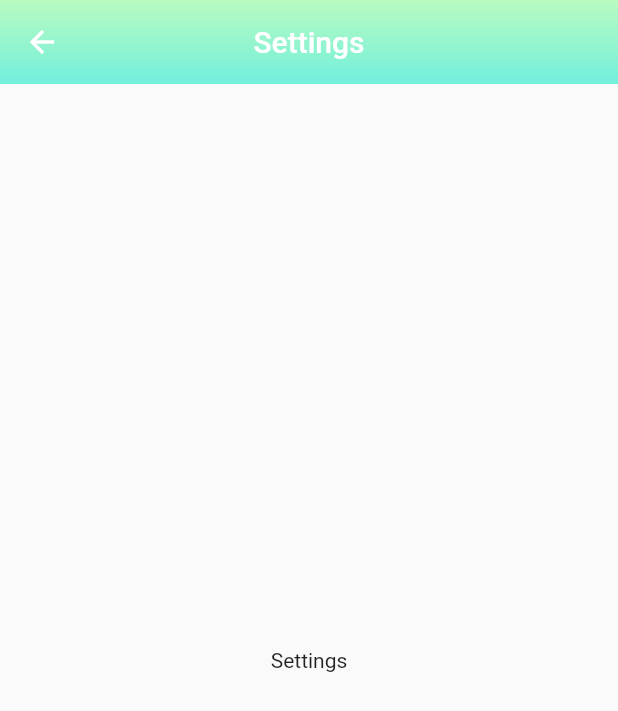
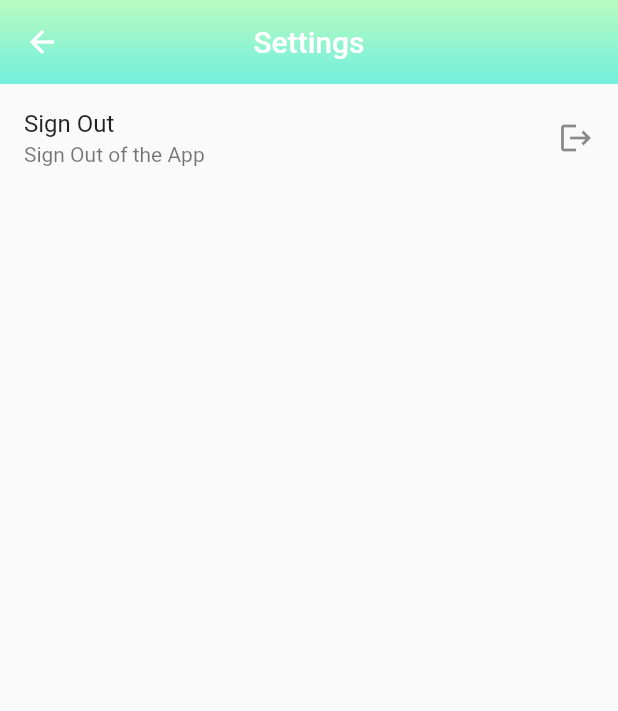
Before and after one commit to Inst1nct007/Calculator, a Flutter app: the Settings screen opened directly, on a phone screen of 412 x 824 dp. Shown: the top 711 px of the screen. Run offline on Flutter 3.47's test engine with Material 2 defaults, Android fonts, the phone set to English and light mode, and no system bars; our stand-ins replace auto_size_text, firebase_auth, firebase_core, glass_kit, google_sign_in; accounts and stored records are empty; network calls fail.

```diff
--- a/lib/pages/homepage.dart
+++ b/lib/pages/homepage.dart
@@ -1,5 +1,3 @@
-import 'dart:math';
-
 import 'package:auto_size_text/auto_size_text.dart';
 import 'package:calculator/pages/settings.dart';
 import 'package:flutter/material.dart';
--- a/lib/pages/settings.dart
+++ b/lib/pages/settings.dart
@@ -1,10 +1,14 @@
+import 'package:calculator/pages/signIn.dart';
+import 'package:calculator/services/authentication.dart';
 import 'package:flutter/material.dart';
+import 'package:provider/provider.dart';
 
 class Settings extends StatelessWidget {
   const Settings({Key? key}) : super(key: key);
 
   @override
   Widget build(BuildContext context) {
+    Authentication authentication = Provider.of<Authentication>(context);
     return Scaffold(
       appBar: AppBar(
         title: Text('Settings'),
@@ -23,7 +27,21 @@ class Settings extends StatelessWidget {
         ),
         elevation: 0,
       ),
-      body: Center(child: Text('Settings')),
+      body: Center(
+        child: ListView(
+          children: [
+            ListTile(
+              title: Text('Sign Out'),
+              subtitle: Text('Sign Out of the App'),
+              trailing: Icon(Icons.logout),
+              onTap: (){
+                authentication.signOut();
+                Navigator.pushReplacement(context, MaterialPageRoute(builder: (context) => SignIn()));
+              },
+            ),
+          ],
+        ),
+      ),
     );
   }
 }
--- a/pubspec.yaml
+++ b/pubspec.yaml
@@ -34,11 +34,13 @@ dependencies:
   # The following adds the Cupertino Icons font to your application.
   # Use with the CupertinoIcons class for iOS style icons.
   cupertino_icons: ^1.0.2
-  google_fonts: ^2.1.1
   auto_size_text: ^3.0.0
   google_mobile_ads: ^1.0.1
   provider: ^6.0.2
   glass_kit: ^2.0.1
+  google_sign_in: ^5.2.3
+  firebase_auth: ^3.3.7
+  firebase_core: ^1.12.0
 
 
 dev_dependencies:
```
Also changed, not shown: lib/main.dart (+24 -11 lines), lib/pages/signIn.dart (+12 -1 lines), lib/services/authentication.dart (added, +23 -0 lines), pubspec.lock, 3 other files.
